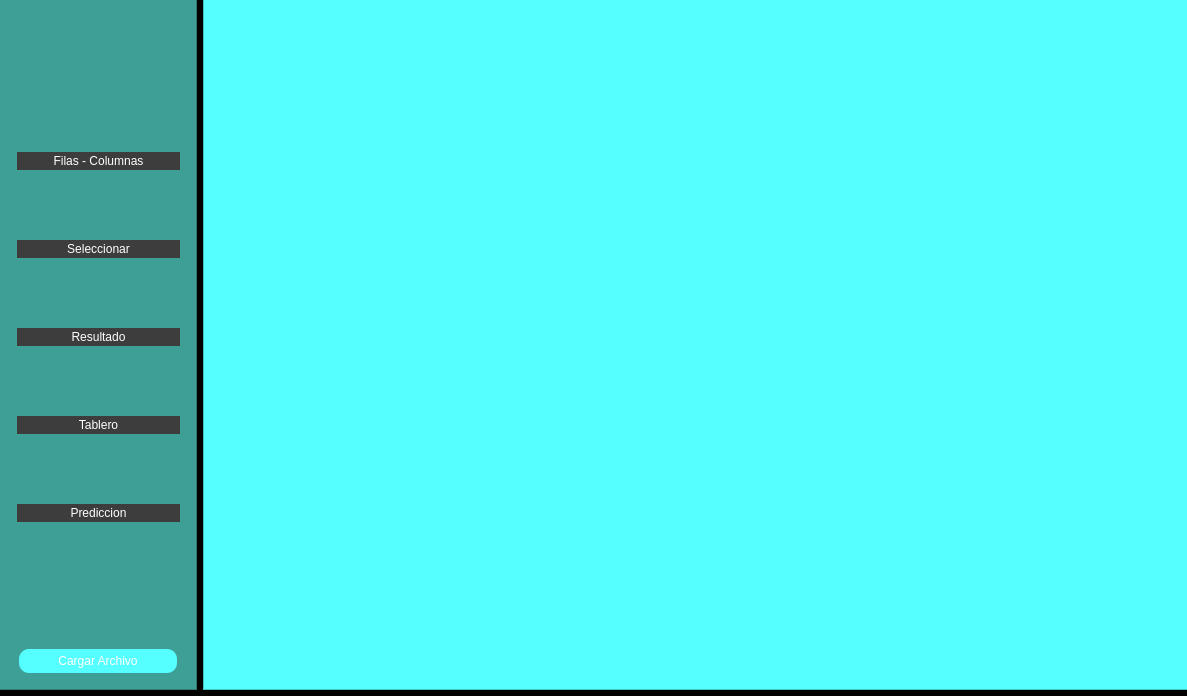
Before: the Qt Designer form vistas/index.ui in stimomez/prediccion_pqt5, drawn with Qt 5.
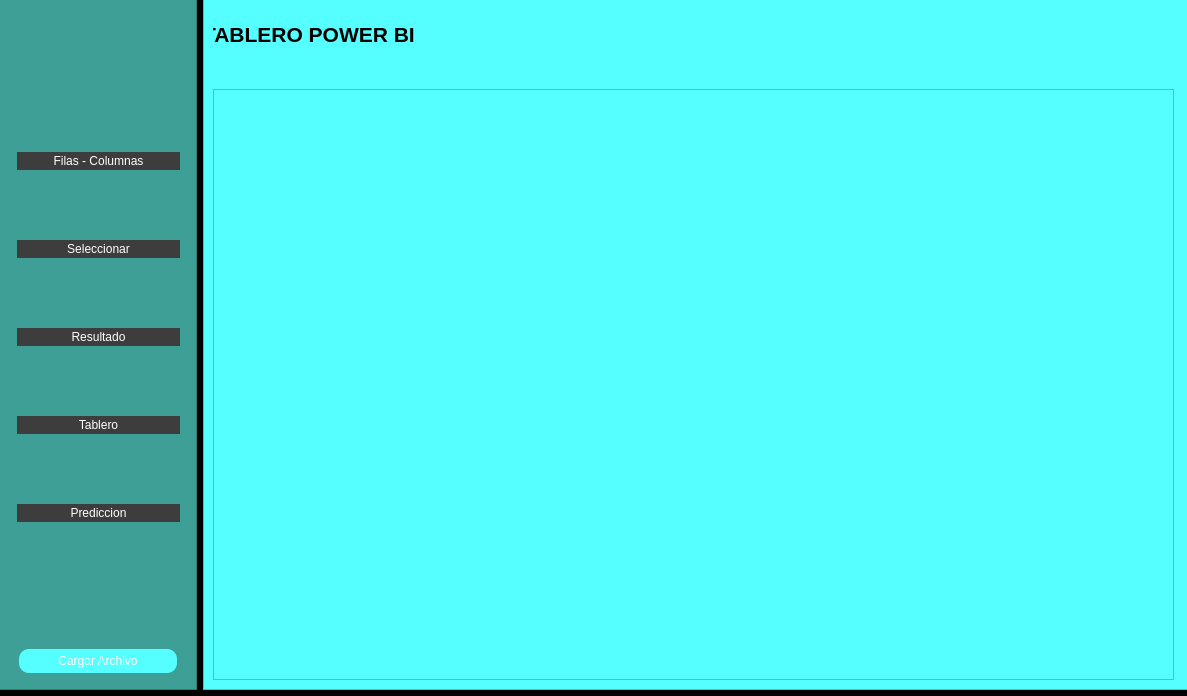
After: the same form once the commit is applied. The open tabs and pages were chosen to show the change.

The edit to the form file:
```diff
--- a/vistas/index.ui
+++ b/vistas/index.ui
@@ -767,7 +767,47 @@
              </layout>
             </widget>
            </widget>
-           <widget class="QWidget" name="pageTablero"/>
+           <widget class="QWidget" name="pageTablero">
+            <widget class="QFrame" name="frPowerBi">
+             <property name="geometry">
+              <rect>
+               <x>0</x>
+               <y>90</y>
+               <width>961</width>
+               <height>591</height>
+              </rect>
+             </property>
+             <property name="frameShape">
+              <enum>QFrame::StyledPanel</enum>
+             </property>
+             <property name="frameShadow">
+              <enum>QFrame::Raised</enum>
+             </property>
+            </widget>
+            <widget class="QLabel" name="label_10">
+             <property name="geometry">
+              <rect>
+               <x>-10</x>
+               <y>20</y>
+               <width>981</width>
+               <height>31</height>
+              </rect>
+             </property>
+             <property name="font">
+              <font>
+               <pointsize>16</pointsize>
+               <weight>75</weight>
+               <bold>true</bold>
+              </font>
+             </property>
+             <property name="styleSheet">
+              <string notr="true">qproperty-alignment: 'AlignCenter';</string>
+             </property>
+             <property name="text">
+              <string>TABLERO POWER BI</string>
+             </property>
+            </widget>
+           </widget>
            <widget class="QWidget" name="pagePrediccion">
             <widget class="QLabel" name="label_9">
              <property name="geometry">
```
